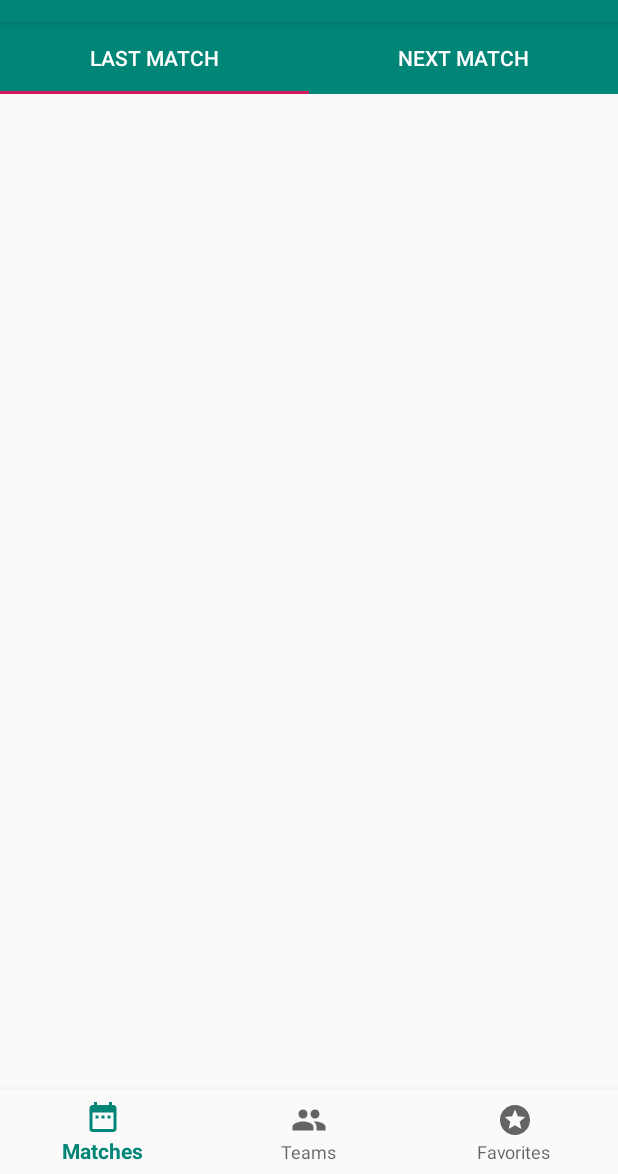
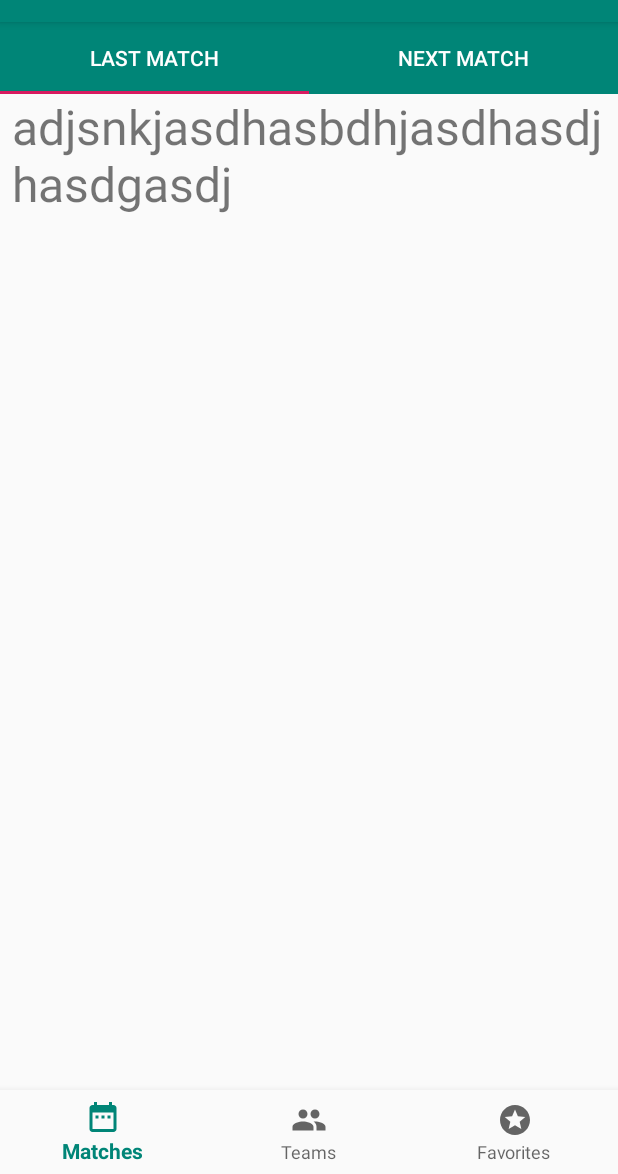
Before and after one commit to cuncis1st/Football-Schedule-Retrofit, an Android app: the screen it shows after launch (MainActivity), on a phone screen of 412 x 824 dp, the part 62-1236 px from its top. Run offline under Robolectric (Android 15) with nearby library versions, the phone set to English and light mode, and no system bars; 2 statements that could not run were skipped.

Commit message:
First Commit

```diff
--- a/app/src/main/java/com/boss/cuncis/footballschedule/fragment/match/MatchFragment.java
+++ b/app/src/main/java/com/boss/cuncis/footballschedule/fragment/match/MatchFragment.java
@@ -27,7 +27,6 @@ public class MatchFragment extends Fragment {
     public MatchFragment() {
         // Required empty public constructor
     }
-
 
     @Override
     public View onCreateView(LayoutInflater inflater, ViewGroup container,
--- a/app/src/main/res/layout/fragment_last_match.xml
+++ b/app/src/main/res/layout/fragment_last_match.xml
@@ -26,6 +26,10 @@
         android:id="@+id/progressbar"
         android:layout_centerInParent="true"/>
 
-
+    <TextView
+        android:layout_width="match_parent"
+        android:layout_height="wrap_content"
+        android:text="adjsnkjasdhasbdhjasdhasdjhasdgasdj"
+        android:textSize="32sp"/>
 
 </RelativeLayout>
```
